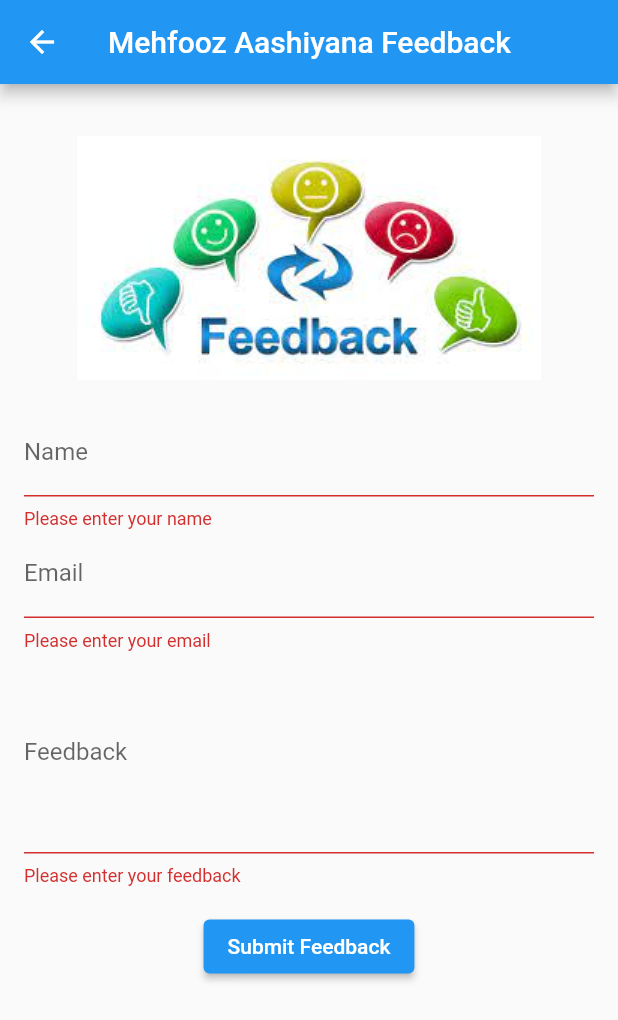
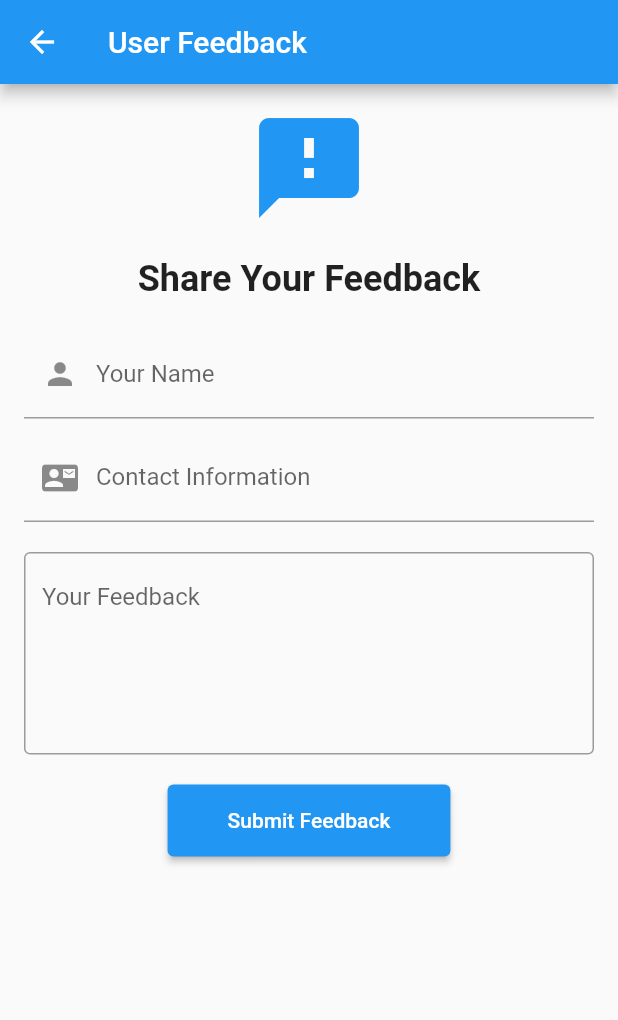
Before and after one commit to muhmmadrameez01/edit-project, a Flutter app: the FeedbackPage screen opened directly, after a tap on "Submit Feedback", on a phone screen of 412 x 824 dp. Shown: the top 1020 px of the screen. Run offline on Flutter 3.47's test engine with Material 2 defaults, Android fonts, the phone set to English and light mode, and no system bars; our stand-ins replace curved_navigation_bar, logger.

Commit message:
first commit

```diff
--- a/lib/profiles/feedback/feedback_form.dart
+++ /dev/null
@@ -1,77 +0,0 @@
-// ignore_for_file: prefer_const_constructors, use_key_in_widget_constructors, prefer_const_constructors_in_immutables
-
-import 'package:flutter/material.dart';
-
-class FeedbackForm {
-  String name = '';
-  String email = '';
-  String feedback = '';
-
-  FeedbackForm({required this.name, required this.email, required this.feedback});
-}
-
-class FeedbackFormWidget extends StatelessWidget {
-  final GlobalKey<FormState> formKey;
-  final FeedbackForm feedback;
-
-  FeedbackFormWidget({required this.formKey, required this.feedback});
-
-  @override
-  Widget build(BuildContext context) {
-    return Form(
-      key: formKey,
-      child: Column(
-        children: <Widget>[
-          TextFormField(
-            decoration: InputDecoration(labelText: 'Name'),
-            validator: (value) {
-              if (value == null || value.isEmpty) {
-                return 'Please enter your name';
-              }
-              return null;
-            },
-            onSaved: (value) {
-              feedback.name = value!;
-            },
-          ),
-          TextFormField(
-            decoration: InputDecoration(labelText: 'Email'),
-            validator: (value) {
-              if (value == null || value.isEmpty) {
-                return 'Please enter your email';
-              }
-              return null;
-            },
-            onSaved: (value) {
-              feedback.email = value!;
-            },
-          ),
-          TextFormField(
-            decoration: InputDecoration(labelText: 'Feedback'),
-            maxLines: 5,
-            validator: (value) {
-              if (value == null || value.isEmpty) {
-                return 'Please enter your feedback';
-              }
-              return null;
-            },
-            onSaved: (value) {
-              feedback.feedback = value!;
-            },
-          ),
-          SizedBox(height: 16),
-          ElevatedButton(
-            onPressed: () {
-              if (formKey.currentState!.validate()) {
-                formKey.currentState!.save();
-                // Send the feedback data to the server or save it locally
-                // Add your code for handling the feedback here
-              }
-            },
-            child: Text('Submit Feedback'),
-          ),
-        ],
-      ),
-    );
-  }
-}
--- a/lib/profiles/feedback/feedback_page.dart
+++ b/lib/profiles/feedback/feedback_page.dart
@@ -1,7 +1,6 @@
-// ignore_for_file: use_key_in_widget_constructors, library_private_types_in_public_api, prefer_const_constructors
+// ignore_for_file: prefer_const_constructors, library_private_types_in_public_api, use_key_in_widget_constructors, sort_child_properties_last, deprecated_member_use
 
 import 'package:flutter/material.dart';
-import 'feedback_form.dart';
 
 class FeedbackPage extends StatefulWidget {
   @override
@@ -9,29 +8,79 @@ class FeedbackPage extends StatefulWidget {
 }
 
 class _FeedbackPageState extends State<FeedbackPage> {
-  final _formKey = GlobalKey<FormState>();
-  final FeedbackForm feedback = FeedbackForm(
-    name: '', // Provide a default name or initial value
-    email: '', // Provide a default email or initial value
-    feedback: '', // Provide a default feedback or initial value
-  );
+  Color feedbackLabelColor = Colors.black;
+
+  void changeFeedbackLabelColor() {
+    setState(() {
+      feedbackLabelColor = Colors.blue;
+    });
+  }
 
   @override
   Widget build(BuildContext context) {
     return Scaffold(
       appBar: AppBar(
-        title: Text('Mehfooz Aashiyana Feedback'),
+        title: Text('User Feedback'),
       ),
-      body: Padding(
-        padding: const EdgeInsets.all(16.0),
-        child: Column(
-          children: <Widget>[
-            Image.asset(
-              'assets/images/feedback.png', // Replace with the actual path to your image
-              height: 200, // Adjust the height as needed
+      body: SingleChildScrollView(
+        child: Center(
+          child: Container(
+            padding: EdgeInsets.all(16.0),
+            child: Column(
+              mainAxisAlignment: MainAxisAlignment.center,
+              children: <Widget>[
+                Icon(
+                  Icons.feedback,
+                  size: 80.0,
+                  color: Colors.blue,
+                ),
+                SizedBox(height: 20),
+                Text(
+                  'Share Your Feedback',
+                  style: TextStyle(
+                    fontSize: 24,
+                    fontWeight: FontWeight.bold,
+                  ),
+                ),
+                SizedBox(height: 20),
+                TextFormField(
+                  decoration: InputDecoration(
+                    labelText: 'Your Name',
+                    prefixIcon: Icon(Icons.person),
+                  ),
+                ),
+                SizedBox(height: 10),
+                TextFormField(
+                  decoration: InputDecoration(
+                    labelText: 'Contact Information',
+                    prefixIcon: Icon(Icons.contact_mail),
+                  ),
+                ),
+                SizedBox(height: 20),
+                TextFormField(
+                  maxLines: 5,
+                  decoration: InputDecoration(
+                    labelText: 'Your Feedback',
+                    labelStyle: TextStyle(
+                    ),
+                    border: OutlineInputBorder(),
+                    alignLabelWithHint: true, // Align label with the hint text
+                  ),
+                ),
+                SizedBox(height: 20),
+                ElevatedButton(
+                  onPressed: () {
+                    // Implement feedback submission logic here
+                  },
+                  child: Text('Submit Feedback'),
+                  style: ElevatedButton.styleFrom(
+                    primary: Colors.blue,
+                    padding: EdgeInsets.symmetric(horizontal: 40, vertical: 16),
+                  ),
+                ),
+              ],
             ),
-            FeedbackFormWidget(formKey: _formKey, feedback: feedback),
-          ],
+          ),
         ),
       ),
     );
--- a/lib/profiles/main_profile.dart
+++ b/lib/profiles/main_profile.dart
@@ -6,6 +6,7 @@ import 'package:first_app/profiles/drawar/account_setting.dart';
 import 'package:first_app/profiles/drawar/contact.dart';
 import 'package:first_app/profiles/drawar/counselling.dart';
 import 'package:first_app/profiles/drawar/edit_profile.dart';
+import 'package:first_app/profiles/feedback/reference.dart';
 import 'package:flutter/material.dart';
 
 import 'feedback/feedback_page.dart';
@@ -382,6 +383,10 @@ class _ProfileScreenState extends State<ProfileScreen> {
                     ),
                     tileColor: _currentIndex == 7 ? Colors.grey : null,
                     onTap: () {
+                       Navigator.push(
+                          context,
+                          MaterialPageRoute(
+                              builder: (context) => ProjectReferencePage()));
                       setState(() {
                         _currentIndex = 7; // Update the selected index
                       });
```
Also changed, not shown: lib/profiles/feedback/reference.dart (added, +108 -0 lines), assets/images/reference.jpg (added).
